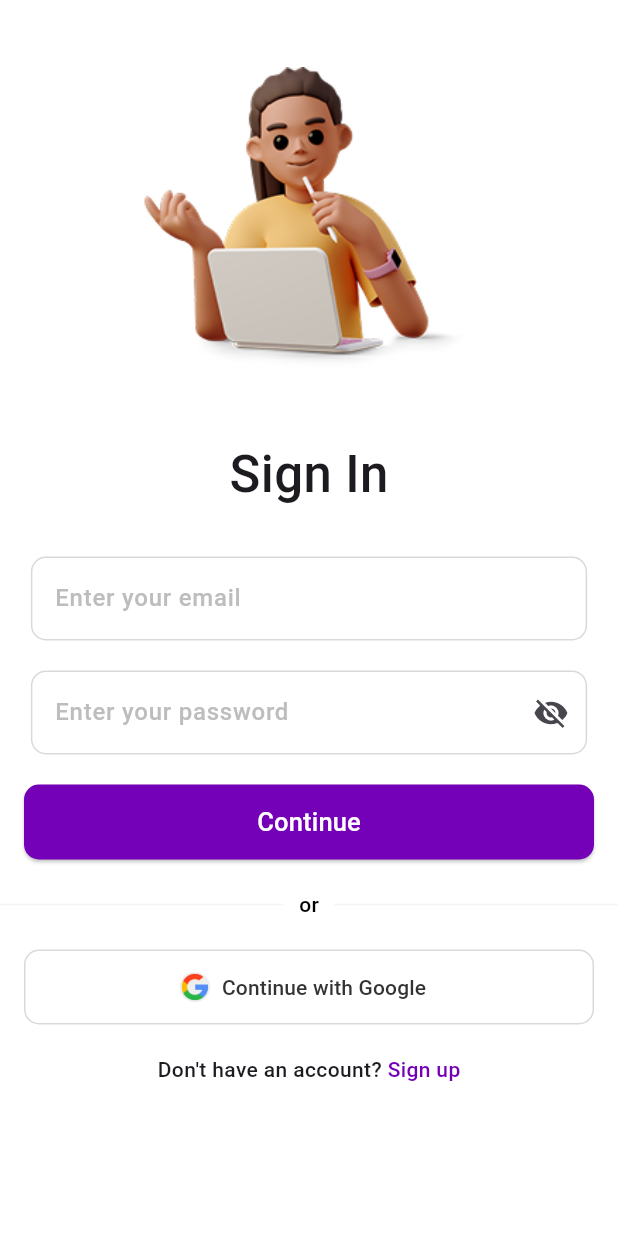
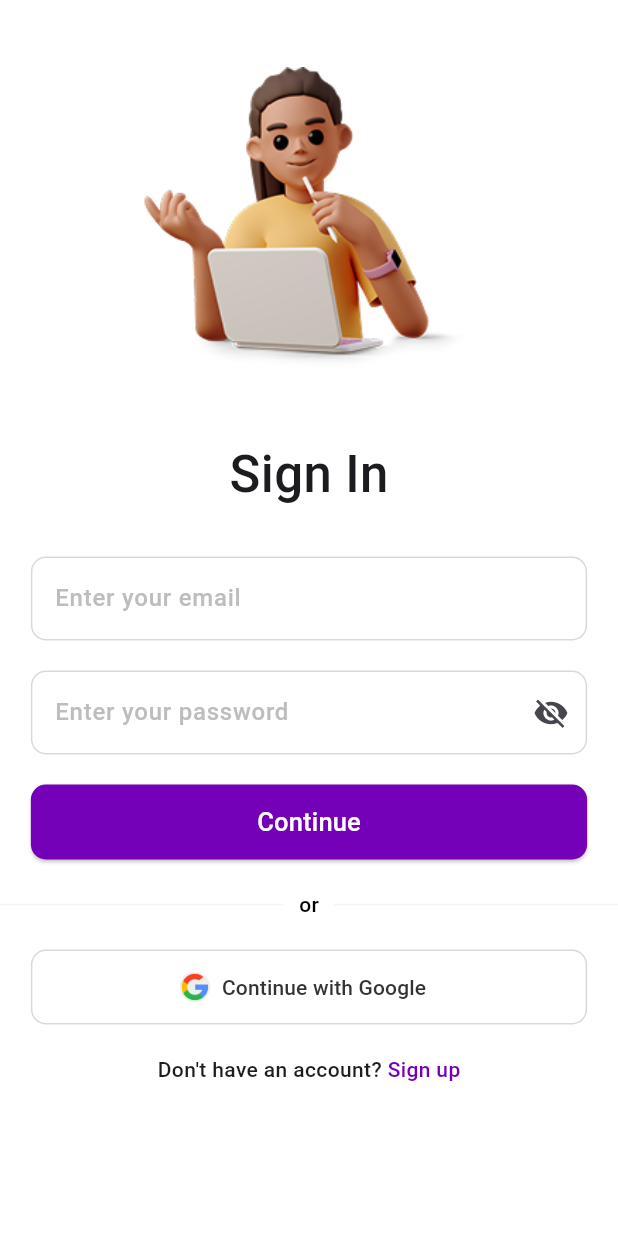
Before and after one commit to Chamod07/Presently, a Flutter app: the screen it shows after launch, after a tap on "Let's Get Started!", on a phone screen of 412 x 824 dp. Run offline on Flutter 3.47's test engine with Material 3 defaults, Android fonts, the phone set to English and light mode, and no system bars; our stand-ins replace camera, fl_chart, google_sign_in, image_picker, supabase_flutter; missing offline and left inert: google_mlkit_commons, google_mlkit_pose_detection; accounts and stored records are empty.

Commit message:
Fixed the buttons not aligning properly

```diff
--- a/frontend/flutter_app/lib/components/signin_signup/sign_in.dart
+++ b/frontend/flutter_app/lib/components/signin_signup/sign_in.dart
@@ -232,7 +232,7 @@ class _SignInPageState extends State<SignInPage> {
               ElevatedButton(
                 onPressed: _isLoading ? null : signInWithEmail,
                 style: ElevatedButton.styleFrom(
-                  minimumSize: const Size(380, 50),
+                  minimumSize: Size(MediaQuery.of(context).size.width * 0.9, 50),
                   backgroundColor: const Color(0xFF7400B8),
                   shape: RoundedRectangleBorder(
                     borderRadius: BorderRadius.circular(10),
@@ -287,7 +287,7 @@ class _SignInPageState extends State<SignInPage> {
                   ),
                 ),
                 style: OutlinedButton.styleFrom(
-                  minimumSize: const Size(380, 50),
+                  minimumSize: Size(MediaQuery.of(context).size.width * 0.9, 50),
                   shape: RoundedRectangleBorder(
                     borderRadius: BorderRadius.circular(10),
                   ),
```
